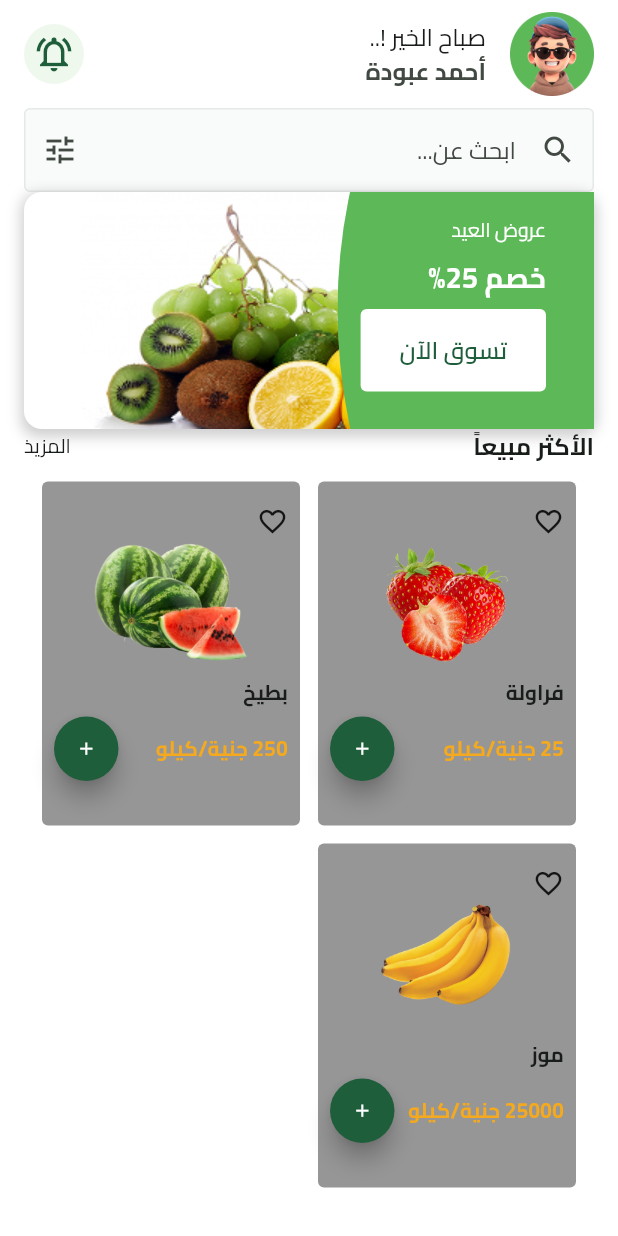
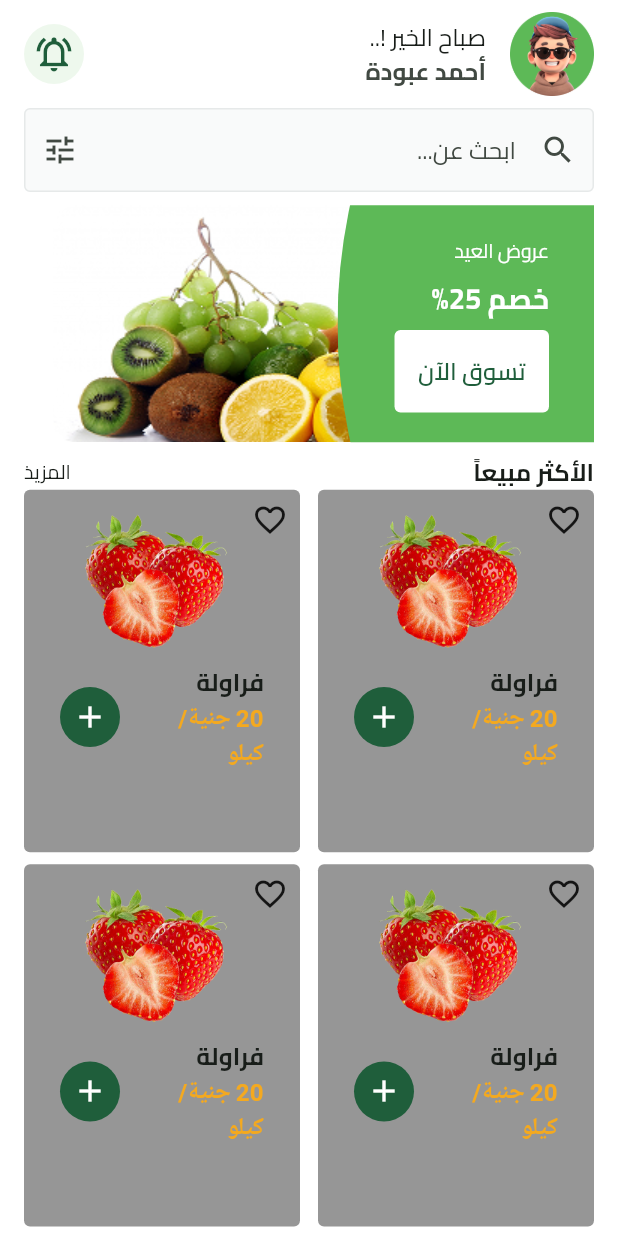
Before and after one commit to aboda97/souq_e_commerce, a Flutter app: the screen it shows after launch, on a phone screen of 412 x 824 dp. Run offline on Flutter 3.47's test engine with Material 3 defaults, Android fonts, the light colour scheme and no system bars; our stand-ins replace cloud_firestore, dartz, dio, dots_indicator, firebase_auth, firebase_core and 6 more; missing offline and left inert: flutter_facebook_auth; accounts and stored records are empty.

Commit message:
finish custom card offer and product

```diff
--- /dev/null
+++ b/lib/core/components/custom_card_product_item.dart
@@ -0,0 +1,71 @@
+import 'package:flutter/material.dart';
+import 'package:souq_app/core/utils/app_colors.dart';
+import 'package:souq_app/core/utils/app_styles.dart';
+import 'package:souq_app/core/utils/assets_paths.dart';
+import 'package:souq_app/generated/l10n.dart';
+
+class CustomCardProductItem extends StatelessWidget {
+  const CustomCardProductItem({super.key});
+
+  @override
+  Widget build(BuildContext context) {
+    return Container(
+      padding: const EdgeInsets.only(top: 8,right: 8),
+      decoration: BoxDecoration(
+        color: AppColors.appCardGeryBgColor,
+        borderRadius: BorderRadius.circular(4),
+      ),
+      child: Stack(
+        children: [
+          Positioned(
+            top: 0,
+            right: 0,
+            child: Icon(Icons.favorite_border_outlined),
+          ),
+          Positioned.fill(
+            child: Column(
+              children: [
+                SizedBox(
+                  height: 100,
+                  width: 100,
+                  child: Image.asset(
+                    AssetsPaths.appStrawberryFruitPath,
+                    fit: BoxFit.cover,
+                  ),
+                ),
+                ListTile(
+                  title: Text(
+                    S.of(context).Strawberry,
+                    style: TextStyles.bold16,
+                  ),
+                  subtitle: Text.rich(TextSpan(
+                    children: [
+                      TextSpan(
+                    text: "20",style: TextStyles.semiBold16.copyWith(color: AppColors.secondaryColor),
+                  ),
+                  TextSpan(
+                    text: " ",
+                  ),
+                  TextSpan(
+                  text:  S.of(context).salary,
+                    style: TextStyles.semiBold16.copyWith(color: AppColors.secondaryColor),
+                  ),
+                    ]
+                  )
+                  ),
+                  trailing: CircleAvatar(
+                    backgroundColor: AppColors.primaryColor,
+                    child: IconButton(
+                      onPressed: () {},
+                      icon: Icon(Icons.add, color: AppColors.whiteColor),
+                    ),
+                  ),
+                ),
+              ],
+            ),
+          ),
+        ],
+      ),
+    );
+  }
+}
--- a/lib/features/home_feature/presentation/views/home_view.dart
+++ b/lib/features/home_feature/presentation/views/home_view.dart
@@ -7,6 +7,7 @@ class HomeView extends StatelessWidget {
 
   @override
   Widget build(BuildContext context) {
-    return Scaffold(body: SafeArea(child: HomeViewBody()));
+    return Scaffold(body: SafeArea(child: HomeViewBody(),
+    ));
   }
 }
--- a/lib/features/home_feature/presentation/views/widgets/custom_card_list_item.dart
+++ /dev/null
@@ -1,134 +0,0 @@
-// import 'package:flutter/material.dart';
-// import 'package:souq_app/constants.dart';
-// import 'package:souq_app/core/utils/app_colors.dart';
-// import 'package:souq_app/core/utils/app_styles.dart';
-// import 'package:souq_app/core/utils/assets_paths.dart';
-// import 'package:souq_app/generated/l10n.dart';
-
-// class CustomCardListItem extends StatelessWidget {
-//   const CustomCardListItem({super.key});
-
-//   @override
-//   Widget build(BuildContext context) {
-//     return Container(
-//       padding: EdgeInsets.all(16.0),
-//       decoration: BoxDecoration(
-//         color: AppColors.appCardGeryBgColor,
-//         borderRadius: BorderRadius.circular(kRadiusTxtFormField),
-//       ),
-//       child: SingleChildScrollView(
-//         child: Column(
-//           crossAxisAlignment: CrossAxisAlignment.start,
-//           children: [
-//             IconButton(
-//               onPressed: () {},
-//               icon: Icon(Icons.favorite_border_outlined, size: 32),
-//             ),
-//             Image.asset(AssetsPaths.appStrawberryFruitPath),
-//             Text(S.of(context).Strawberry, style: TextStyles.bold16),
-//             Row(
-//               mainAxisAlignment: MainAxisAlignment.spaceBetween,
-//               children: [
-//                 Text(
-//                   '20 ${S.of(context).salary}',
-//                   style: TextStyles.bold16.copyWith(
-//                     color: AppColors.secondaryColor,
-//                   ),
-//                 ),
-//                 FloatingActionButton(
-//                   shape: CircleBorder(),
-
-//                   onPressed: () {},
-//                   backgroundColor: AppColors.primaryColor,
-//                   child: Icon(Icons.add,color: AppColors.whiteColor,size: 26,),
-//                 ),
-//               ],
-//             ),
-//           ],
-//         ),
-//       ),
-//     );
-//   }
-// }
-
-import 'package:flutter/material.dart';
-import 'package:souq_app/constants.dart';
-import 'package:souq_app/core/utils/app_colors.dart';
-import 'package:souq_app/core/utils/app_styles.dart';
-
-class CustomCardListItem extends StatelessWidget {
-  final String imagePath;
-  final String fruitName;
-  final String price;
-  final VoidCallback onAddPressed;
-  const CustomCardListItem({super.key, required this.imagePath, required this.fruitName, required this.price, required this.onAddPressed});
-
-  @override
-  Widget build(BuildContext context) {
-    return LayoutBuilder(
-      builder: (context, constraints) {
-        double width = constraints.maxWidth;
-
-        return Container(
-          padding: const EdgeInsets.symmetric(horizontal: 8, vertical: 16),
-          decoration: BoxDecoration(
-            color: AppColors.appCardGeryBgColor,
-            borderRadius: BorderRadius.circular(kRadiusTxtFormField),
-          ),
-          child: Column(
-            crossAxisAlignment: CrossAxisAlignment.start,
-            children: [
-              Icon(Icons.favorite_border_outlined, size: width * 0.12),
-              Align(
-                alignment: Alignment.center,
-                child: SizedBox(
-                  height: width * 0.5,
-                  child: Image.asset(
-                    imagePath,
-                    fit: BoxFit.cover,
-                  ),
-                ),
-              ),
-              const SizedBox(height: 8),
-              Text(
-                fruitName,
-                style: TextStyles.bold16.copyWith(fontSize: width * 0.08),
-              ),
-              const SizedBox(height: 6),
-              Row(
-                mainAxisAlignment: MainAxisAlignment.spaceBetween,
-                children: [
-                  Flexible(
-                    child: Text(
-                     price,
-                      style: TextStyles.bold16.copyWith(
-                        color: AppColors.secondaryColor,
-                        fontSize: width * 0.08,
-                      ),
-                      overflow: TextOverflow.ellipsis,
-                      maxLines: 1,
-                    ),
-                  ),
-                  SizedBox(
-                    width: width * 0.25,
-                    height: width * 0.25,
-                    child: FloatingActionButton(
-                      shape: const CircleBorder(),
-                      onPressed: onAddPressed,
-                      backgroundColor: AppColors.primaryColor,
-                      child: Icon(
-                        Icons.add,
-                        color: AppColors.whiteColor,
-                        size: width * 0.08,
-                      ),
-                    ),
-                  ),
-                ],
-              ),
-            ],
-          ),
-        );
-      },
-    );
-  }
-}
--- a/lib/features/home_feature/presentation/views/widgets/custom_card_offer_item.dart
+++ b/lib/features/home_feature/presentation/views/widgets/custom_card_offer_item.dart
@@ -11,27 +11,25 @@ class CustomCardOfferItem extends StatelessWidget {
 
   @override
   Widget build(BuildContext context) {
-    return Container(
-      width: MediaQuery.of(context).size.width,
-      decoration: BoxDecoration(
-        color: Colors.white,
-        borderRadius: BorderRadius.circular(12),
-        boxShadow: [
-          BoxShadow(
-            color: Colors.grey.withValues(alpha: .5),
-            spreadRadius: 2,
-            blurRadius: 7,
-            offset: const Offset(0, 3),
-          ),
-        ],
-      ),
+    return AspectRatio(
+      aspectRatio: 342 / 158,
       child: Stack(
         children: [
-          Image.asset(AssetsPaths.appBgFruitNewPath),
-          SvgPicture.asset(AssetsPaths.appGreenBgPath),
-          Container(
-            padding: const EdgeInsets.symmetric(horizontal: 32,vertical: 16),
-            width: MediaQuery.of(context).size.width/2,
+          Positioned(
+            left: 0,
+            top: 0,
+            bottom: 0,
+            child: Image.asset(AssetsPaths.appBgFruitNewPath),
+          ),
+          Positioned(
+            right: 0,
+            bottom: 0,
+            top: 0,
+            child: SvgPicture.asset(AssetsPaths.appGreenBgPath),
+          ),
+          Positioned(
+            right: 30,
+            top: 30,
             child: Column(
               crossAxisAlignment: CrossAxisAlignment.start,
               children: [
@@ -41,14 +39,16 @@ class CustomCardOfferItem extends StatelessWidget {
                     color: AppColors.whiteColor,
                   ),
                 ),
-                SizedBox(height: 8,),
+                SizedBox(height: 8),
                 Text(
                   S.of(context).discount,
-                  style: TextStyles.bold19.copyWith(color: AppColors.whiteColor),
+                  style: TextStyles.bold19.copyWith(
+                    color: AppColors.whiteColor,
+                  ),
                 ),
-                SizedBox(height: 8,),
+                SizedBox(height: 8),
                 SizedBox(
-                  width: MediaQuery.of(context).size.width*.3,
+                  width: MediaQuery.of(context).size.width * .25,
                   child: CustomBtnApp(
                     text: S.of(context).shopNow,
                     onPressed: () {},
--- a/lib/features/home_feature/presentation/views/widgets/home_view_body.dart
+++ b/lib/features/home_feature/presentation/views/widgets/home_view_body.dart
@@ -2,48 +2,52 @@ import 'package:flutter/material.dart';
 import 'package:souq_app/constants.dart';
 import 'package:souq_app/core/components/custom_text_form_field.dart';
 import 'package:souq_app/core/utils/app_styles.dart';
-import 'package:souq_app/features/authentication_feature/presentation/views/login_view.dart';
-import 'package:souq_app/features/authentication_feature/presentation/views/register_view.dart';
-import 'package:souq_app/features/home_feature/presentation/views/home_view.dart';
-import 'package:souq_app/features/home_feature/presentation/views/widgets/custom_card_offer_item.dart';
+import 'package:souq_app/core/components/custom_card_product_item.dart';
 import 'package:souq_app/features/home_feature/presentation/views/widgets/custom_home_app_bar.dart';
-import 'package:souq_app/features/home_feature/presentation/views/widgets/home_bottom_navigation_bar.dart';
-import 'package:souq_app/features/home_feature/presentation/views/widgets/product_item_grid_view.dart';
-import 'package:souq_app/features/test_localization_feature/presentation/views/test.dart';
+import 'package:souq_app/features/home_feature/presentation/views/widgets/offer_list_items.dart';
 import 'package:souq_app/generated/l10n.dart';
 
 class HomeViewBody extends StatelessWidget {
   const HomeViewBody({super.key});
 
-
   @override
   Widget build(BuildContext context) {
     return Padding(
       padding: const EdgeInsets.symmetric(horizontal: kHorizintalPadding),
-      child: Column(
-        children: [
-          CustomHomeAppBar(),
-          CustomTextFormField(
-            prefixIcon: Icons.search_outlined,
-            onPressed: (){},
-            suffixIcon: Icons.tune_outlined,
-            hintText: S.of(context).searchForHome,
+      child: CustomScrollView(
+        slivers: [
+          SliverToBoxAdapter(child: CustomHomeAppBar()),
+          SliverToBoxAdapter(
+            child: CustomTextFormField(
+              prefixIcon: Icons.search_outlined,
+              onPressed: () {},
+              suffixIcon: Icons.tune_outlined,
+              hintText: S.of(context).searchForHome,
+            ),
           ),
-          CustomCardOfferItem(),
-          Row(
-            mainAxisAlignment: MainAxisAlignment.spaceBetween,
-            children: [
-              Text(S.of(context).commonSelling,style: TextStyles.bold16,),
-              Text(S.of(context).moreThan,style: TextStyles.regular13,),
-          ]),
-          ProductItemGridView(),
-          // HomeBottomNavigationBar(pages: [
-          //   HomeView(),
-          //   TestView(),
-          //   LoginView(),
-          //   RegisterView(),
-          // ],
-          // ),
+          SliverToBoxAdapter(child: OfferListItems()),
+          SliverToBoxAdapter(
+            child: Row(
+              mainAxisAlignment: MainAxisAlignment.spaceBetween,
+              children: [
+                Text(S.of(context).commonSelling, style: TextStyles.bold16),
+                Text(S.of(context).moreThan, style: TextStyles.regular13),
+              ],
+            ),
+          ),
+          SliverGrid(
+
+            delegate: SliverChildBuilderDelegate(
+              childCount: 8,
+              (context, index) => const CustomCardProductItem(),
+            ),
+            gridDelegate: const SliverGridDelegateWithFixedCrossAxisCount(
+              childAspectRatio: 163 / 214,
+              crossAxisCount: 2,
+              crossAxisSpacing: 12,
+              mainAxisSpacing: 8,
+            ),
+          ),
         ],
       ),
     );
--- /dev/null
+++ b/lib/features/home_feature/presentation/views/widgets/offer_list_items.dart
@@ -0,0 +1,18 @@
+import 'package:flutter/material.dart';
+import 'package:souq_app/features/home_feature/presentation/views/widgets/custom_card_offer_item.dart';
+
+class OfferListItems extends StatelessWidget {
+  const OfferListItems({super.key});
+
+  @override
+  Widget build(BuildContext context) {
+    return AspectRatio(
+      aspectRatio: 342 / 158,
+      child: ListView.builder(
+        scrollDirection: Axis.horizontal,
+        itemBuilder: (context, index) => const CustomCardOfferItem(),
+        itemCount: 4,
+      ),
+    );
+  }
+}
--- a/lib/features/home_feature/presentation/views/widgets/product_item_grid_view.dart
+++ /dev/null
@@ -1,53 +0,0 @@
-import 'package:flutter/material.dart';
-import 'package:souq_app/core/utils/assets_paths.dart';
-import 'package:souq_app/features/home_feature/data/models/product_item_model.dart';
-import 'package:souq_app/features/home_feature/presentation/views/widgets/custom_card_list_item.dart';
-import 'package:souq_app/generated/l10n.dart';
-
-class ProductItemGridView extends StatelessWidget {
-  const ProductItemGridView({super.key});
-
-  @override
-  Widget build(BuildContext context) {
-    final List<ProductItemModel> productList = [
-      ProductItemModel(
-        fruitName: S.of(context).Strawberry,
-        imagePath: AssetsPaths.appStrawberryFruitPath,
-        price: 25,
-      ),
-      ProductItemModel(
-        fruitName: S.of(context).watermelon,
-        imagePath: AssetsPaths.appwatermelonFruitPath,
-        price: 250,
-      ),
-      ProductItemModel(
-        fruitName: S.of(context).banana,
-        imagePath: AssetsPaths.appbananaFruitPath,
-        price: 25000,
-      ),
-    ];
-    return Expanded(
-      child: GridView.builder(
-        itemCount: productList.length,
-        padding: const EdgeInsets.all(12),
-        gridDelegate: const SliverGridDelegateWithFixedCrossAxisCount(
-          crossAxisCount: 2,
-          crossAxisSpacing: 12,
-          mainAxisSpacing: 12,
-          childAspectRatio: 0.75,
-        ),
-        itemBuilder: (context, index) {
-          final product = productList[index];
-          return CustomCardListItem(
-            imagePath: product.imagePath,
-            fruitName: product.fruitName,
-            price: '${product.price} ${S.of(context).salary}',
-            onAddPressed: () {
-              print('Add ${product.fruitName}');
-            },
-          );
-        },
-      ),
-    );
-  }
-}
```
